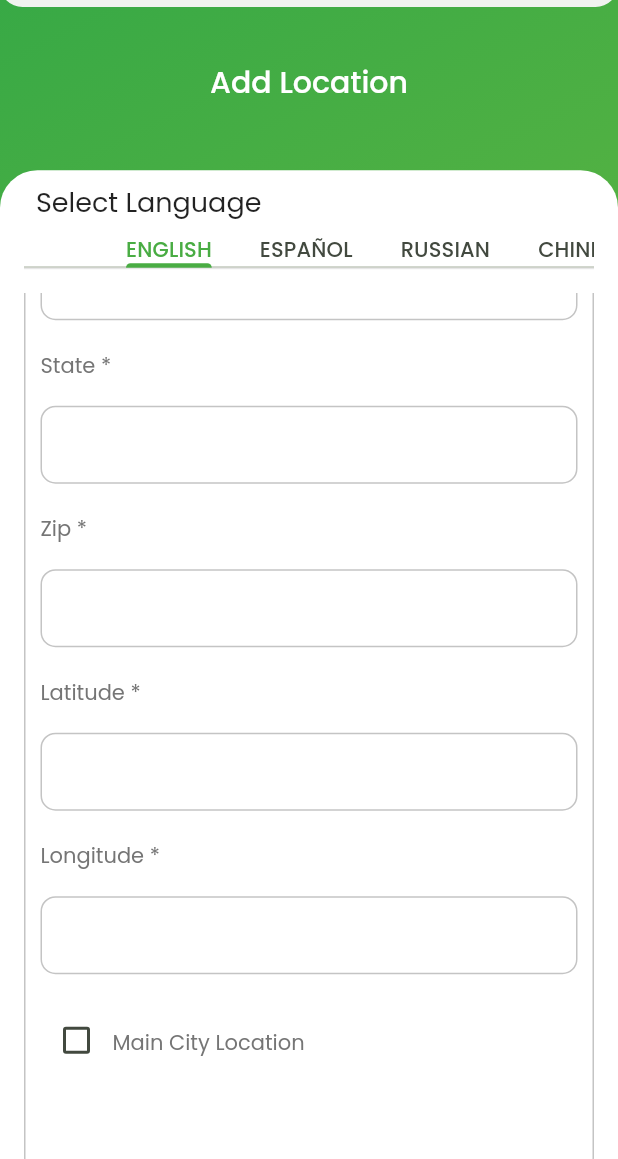
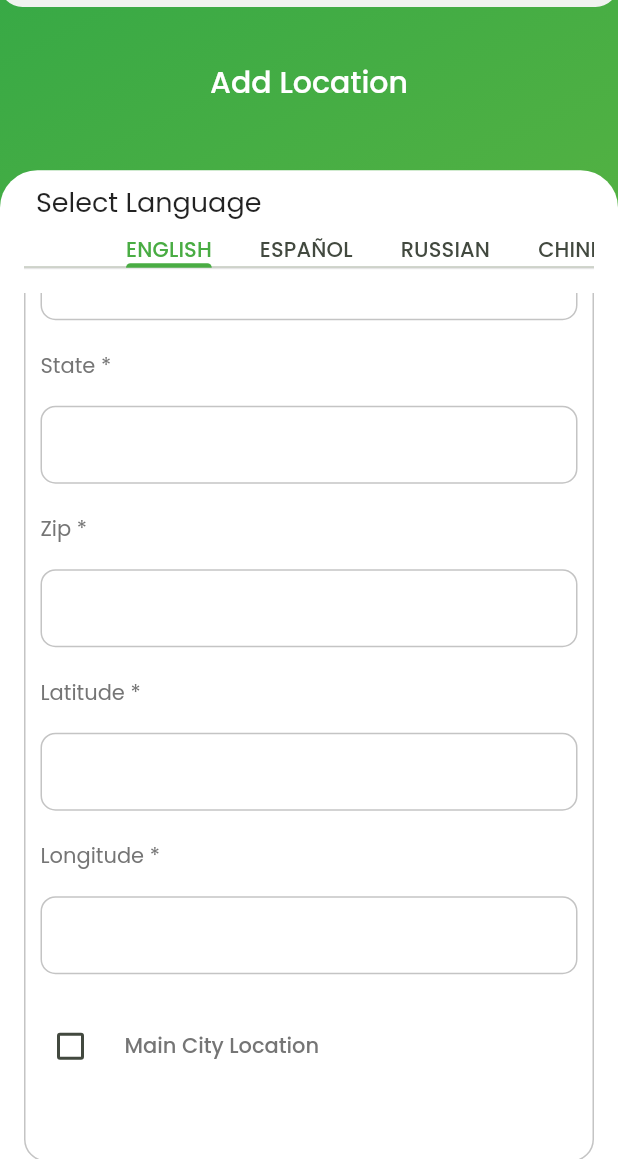
Before and after one commit to sahil1772/Happifeet-Client, a Flutter app: the AddLocation screen opened directly, scrolled down 576 dp, on a phone screen of 412 x 824 dp, the part 77-1236 px from its top. Run offline on Flutter 3.47's test engine with Material 2 defaults, Android fonts, the phone set to English and light mode, and no system bars; our stand-ins replace dio, easy_localization, email_validator, flutter_svg, google_fonts, persistent_bottom_nav_bar_v2 and 3 more; missing offline and left inert: email_otp; accounts and stored records are empty; project files that could hold a hidden picture were left out.

Commit message:
AddLocation.dart changes
Signed-off-by: sahil1772 <sahilkulkarni.925@gmail.com>

```diff
--- a/lib/screens/Manage/ManageLocation/AddLocation.dart
+++ b/lib/screens/Manage/ManageLocation/AddLocation.dart
@@ -36,13 +36,16 @@ class _AddLocationState extends State<AddLocation>
   List<Map<String, Map<TextField, TextEditingController>>> dataControllers = [];
 
   @override
+  void reassemble() {
+    // TODO: implement reassemble
+
+    super.reassemble();
+  }
+
+  @override
   void initState() {
     // TODO: implement initState
-    setState(() {
-      context.setLocale(Locale("en"));
 
-      // context.setLocale(Locale(languages.keys.elementAt(_controller!.index)));
-    });
     _controller = TabController(length: languages.keys.length, vsync: this);
     _controller!.addListener(() {
       setState(() {
@@ -184,6 +187,8 @@ class _AddLocationState extends State<AddLocation>
       ],
     );
   }
+
+  bool isMainCity = false;
 
   Widget addressBlock() {
     return Stack(
@@ -451,25 +456,21 @@ class _AddLocationState extends State<AddLocation>
                     ),
                   ),
                 ),
-                Row(
-                  children: [
-                    Padding(
-                      padding: const EdgeInsets.only(bottom: 20.0),
-                      child: Checkbox(
-                        value: false,
-                        onChanged: (value) {},
-                      ),
-                    ),
-                    Padding(
-                      padding: const EdgeInsets.only(bottom: 16.0),
-                      child: Text(
+                CheckboxListTile(
+                  controlAffinity: ListTileControlAffinity.leading,
+                  contentPadding: EdgeInsets.zero,
+                  title: Text(
                     LocaleKeys.Main_City_Location,
                     style: TextStyle(
                         fontSize: labelTextSize,
                         color: const Color(0xff757575)),
                   ).tr(),
-                    ),
-                  ],
+                  value: isMainCity,
+                  onChanged: (value) {
+                    setState(() {
+                      isMainCity = value!;
+                    });
+                  },
                 ),
               ],
             ),
@@ -533,6 +534,44 @@ class _AddLocationState extends State<AddLocation>
                     ),
                   ],
                 ),
+              ),
+              Padding(
+                padding:
+                const EdgeInsets.symmetric(horizontal: 10, vertical: 36),
+                child: Column(
+                  crossAxisAlignment: CrossAxisAlignment.start,
+                  mainAxisSize: MainAxisSize.min,
+                  children: [
+                    Padding(
+                      padding: const EdgeInsets.only(bottom: 16.0),
+                      child: Text(
+                        "Client Name *",
+                        style: TextStyle(
+                            fontSize: labelTextSize,
+                            color: const Color(0xff757575)),
+                      ),
+                    ),
+                  ],
+                ),
+              ),
+              Padding(
+                padding:
+                const EdgeInsets.symmetric(horizontal: 10, vertical: 36),
+                child: Column(
+                  crossAxisAlignment: CrossAxisAlignment.start,
+                  mainAxisSize: MainAxisSize.min,
+                  children: [
+                    Padding(
+                      padding: const EdgeInsets.only(bottom: 16.0),
+                      child: Text(
+                        "Client Name *",
+                        style: TextStyle(
+                            fontSize: labelTextSize,
+                            color: const Color(0xff757575)),
+                      ),
+                    ),
+                  ],
+                ),
               )
             ],
           ),
@@ -574,110 +613,42 @@ class _AddLocationState extends State<AddLocation>
                 color: const Color(0xffc4c4c4),
               ),
               borderRadius: const BorderRadius.all(Radius.circular(15))),
-          child: Row(
-            mainAxisSize: MainAxisSize.max,
-            children: [
-              Padding(
-                padding:
-                    const EdgeInsets.symmetric(horizontal: 16, vertical: 36),
+          child: Padding(
+            padding: const EdgeInsets.symmetric(horizontal: 10, vertical: 48),
             child: Column(
               crossAxisAlignment: CrossAxisAlignment.start,
               mainAxisSize: MainAxisSize.min,
               children: [
+                //Description
                 Padding(
                   padding: const EdgeInsets.only(bottom: 16.0),
                   child: Text(
-                        "Client Name *",
+                    LocaleKeys.Description,
                     style: TextStyle(
                         fontSize: labelTextSize,
                         color: const Color(0xff757575)),
+                  ).tr(),
                 ),
+                TextField(
+                  decoration: InputDecoration(
+                    enabledBorder: OutlineInputBorder(
+                      borderSide: const BorderSide(
+                        color: Color(0xffc4c4c4),
                       ),
-                    Padding(
-                      padding: const EdgeInsets.only(bottom: 16.0),
-                      child: Text(
-                        "Main Site *",
-                        style: TextStyle(
-                            fontSize: labelTextSize,
-                            color: const Color(0xff757575)),
+                      borderRadius: BorderRadius.circular(10),
                     ),
+                    contentPadding: const EdgeInsets.symmetric(
+                        horizontal: 10, vertical: 16),
+                    border: OutlineInputBorder(
+                      borderSide: const BorderSide(
+                        color: Color(0xffc4c4c4),
                       ),
-                    Padding(
-                      padding: const EdgeInsets.only(bottom: 16.0),
-                      child: Text(
-                        "Location Name *",
-                        style: TextStyle(
-                            fontSize: labelTextSize,
-                            color: const Color(0xff757575)),
+                      borderRadius: BorderRadius.circular(10),
                     ),
-                    ),
-                    Padding(
-                      padding: const EdgeInsets.only(bottom: 16.0),
-                      child: Text(
-                        "Address & Street *",
-                        style: TextStyle(
-                            fontSize: labelTextSize,
-                            color: const Color(0xff757575)),
-                      ),
-                    ),
-                    Padding(
-                      padding: const EdgeInsets.only(bottom: 16.0),
-                      child: Text(
-                        "City *",
-                        style: TextStyle(
-                            fontSize: labelTextSize,
-                            color: const Color(0xff757575)),
-                      ),
-                    ),
-                    Padding(
-                      padding: const EdgeInsets.only(bottom: 16.0),
-                      child: Text(
-                        "State *",
-                        style: TextStyle(
-                            fontSize: labelTextSize,
-                            color: const Color(0xff757575)),
-                      ),
-                    ),
-                    Padding(
-                      padding: const EdgeInsets.only(bottom: 16.0),
-                      child: Text(
-                        "Zip *",
-                        style: TextStyle(
-                            fontSize: labelTextSize,
-                            color: const Color(0xff757575)),
-                      ),
-                    ),
-                    Padding(
-                      padding: const EdgeInsets.only(bottom: 16.0),
-                      child: Text(
-                        "Latitude *",
-                        style: TextStyle(
-                            fontSize: labelTextSize,
-                            color: const Color(0xff757575)),
-                      ),
-                    ),
-                    Padding(
-                      padding: const EdgeInsets.only(bottom: 16.0),
-                      child: Text(
-                        "Longitude *",
-                        style: TextStyle(
-                            fontSize: labelTextSize,
-                            color: const Color(0xff757575)),
-                      ),
-                    ),
-                    Padding(
-                      padding: const EdgeInsets.only(bottom: 16.0),
-                      child: Text(
-                        "Main City Location",
-                        style: TextStyle(
-                            fontSize: labelTextSize,
-                            color: const Color(0xff757575)),
                   ),
                 ),
               ],
             ),
-              )
-            ],
           ),
         ),
         Center(
```
Lines whose indentation alone changed are shown as unchanged.
